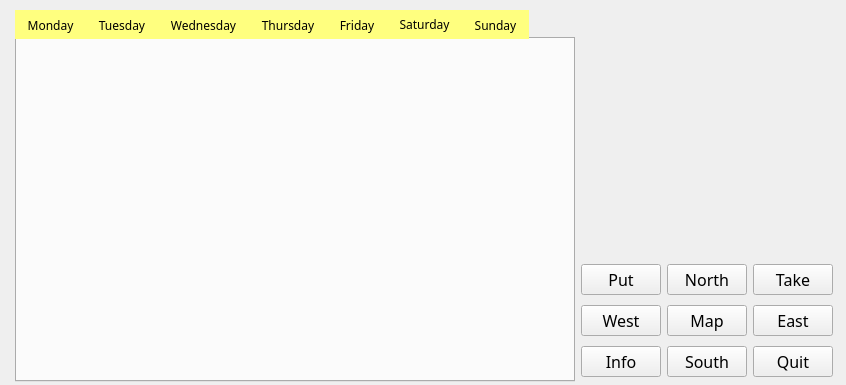
Metagawa/Zorklike-Game-University-Life, file University Life/uniZork.ui: the form before one commit.
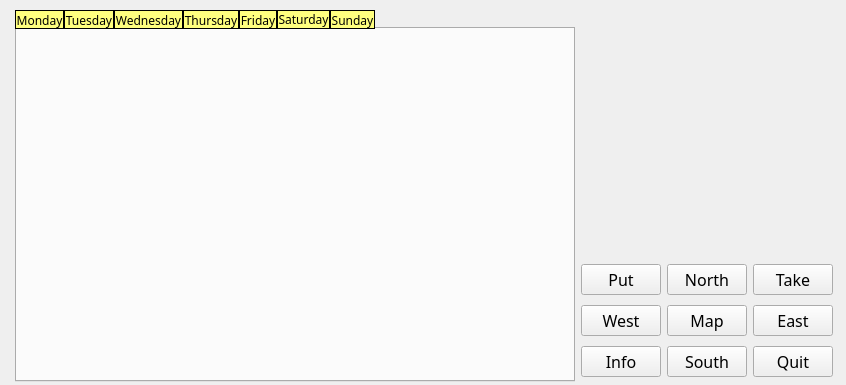
The form after the commit. The open tabs and pages were chosen to show the change. Icons and pictures are not drawn.

```diff
--- a/University Life/uniZork.ui
+++ b/University Life/uniZork.ui
@@ -246,7 +246,7 @@
          </font>
         </property>
         <property name="styleSheet">
-         <string notr="true">QTabBar::tab { background-color: rgb(255, 255, 127);color: rgb(0, 0, 0);}
+         <string notr="true">QTabBar::tab { background-color: rgb(255, 255, 127); border: 1px solid black;color: rgb(0, 0, 0);}
 
 </string>
         </property>
```
Left out of the diff: 10 changed lines with no effect on the pictures.
